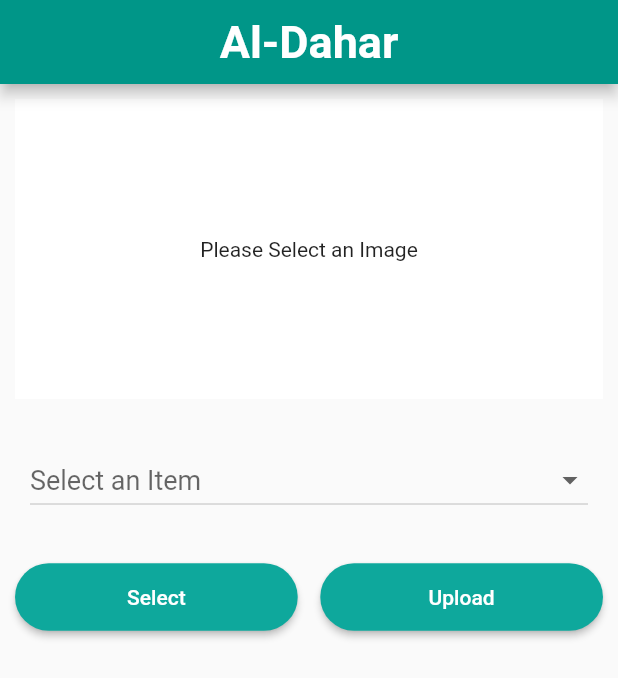
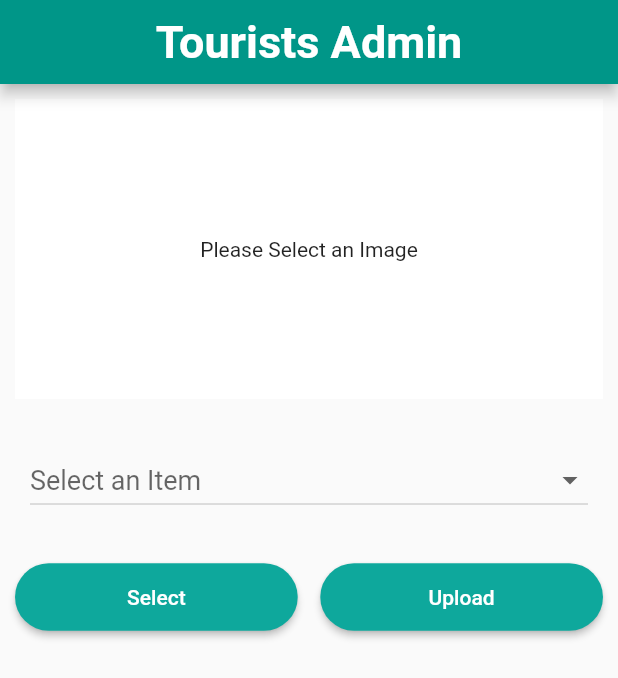
Before and after one commit to Asim-github-Ac/tourist_admin_panel, a Flutter app: the UploadClass screen opened directly, on a phone screen of 412 x 824 dp. Shown: the top 678 px of the screen. Run offline on Flutter 3.47's test engine with Material 2 defaults, Android fonts, the phone set to English and light mode, and no system bars; our stand-ins replace firebase_core, image_picker; accounts and stored records are empty; network calls fail.

Commit message:
admin_panel_tourist

```diff
--- a/lib/Dashboard/AdminFile.dart
+++ b/lib/Dashboard/AdminFile.dart
@@ -1,4 +1,5 @@
 import 'package:flutter/material.dart';
+import 'package:tourist_admin/utils/universal_variables.dart';
 
 import 'Order.dart';
 import 'Setting.dart';
@@ -28,6 +29,7 @@ class _AdminClassState extends State<AdminClass> {
           ),
 
           bottomNavigationBar: Container(
+          //  color: Colors.orange,
             margin: EdgeInsets.fromLTRB(10, 0, 10, 10),
             height: 65,
             width: 30,
@@ -41,8 +43,7 @@ class _AdminClassState extends State<AdminClass> {
               tabs: [
                 Tab(icon: ImageIcon(AssetImage("assests/order.png")),text: "Order",),
                 Tab(icon: ImageIcon(AssetImage("assests/upload.png")),text: "Upload",),
-                Tab(icon: ImageIcon(AssetImage("assests/gear.png")),text: "Setting",),
-
+                Tab(icon: ImageIcon(AssetImage("assests/setting.png")),text: "Setting",),
               ],
             ),
           ),
--- a/lib/Dashboard/Upload.dart
+++ b/lib/Dashboard/Upload.dart
@@ -33,7 +33,7 @@ class _UploadClassState extends State<UploadClass> {
     return Scaffold(
       appBar:AppBar(
         centerTitle:true,
-        title: Text("Al-Dahar",style: TextStyle(fontSize: 30,fontWeight: FontWeight.w700),),
+        title: Text("Tourists Admin",style: TextStyle(fontSize: 30,fontWeight: FontWeight.w700),),
         backgroundColor:Color(0xff009688),
       ),
 
--- a/pubspec.yaml
+++ b/pubspec.yaml
@@ -56,7 +56,10 @@ dev_dependencies:
 
 # The following section is specific to Flutter packages.
 flutter:
-
+  assets:
+    - assests/setting.png
+    - assests/upload.png
+    - assests/order.png
   # The following line ensures that the Material Icons font is
   # included with your application, so that you can use the icons in
   # the material Icons class.
```
Also changed, not shown: assests/order.jpeg (added), assests/order.png (added), assests/setting.jpeg (added), assests/setting.png (added), assests/upload.jpeg (added), assests/upload.png (added), 1 other file.
